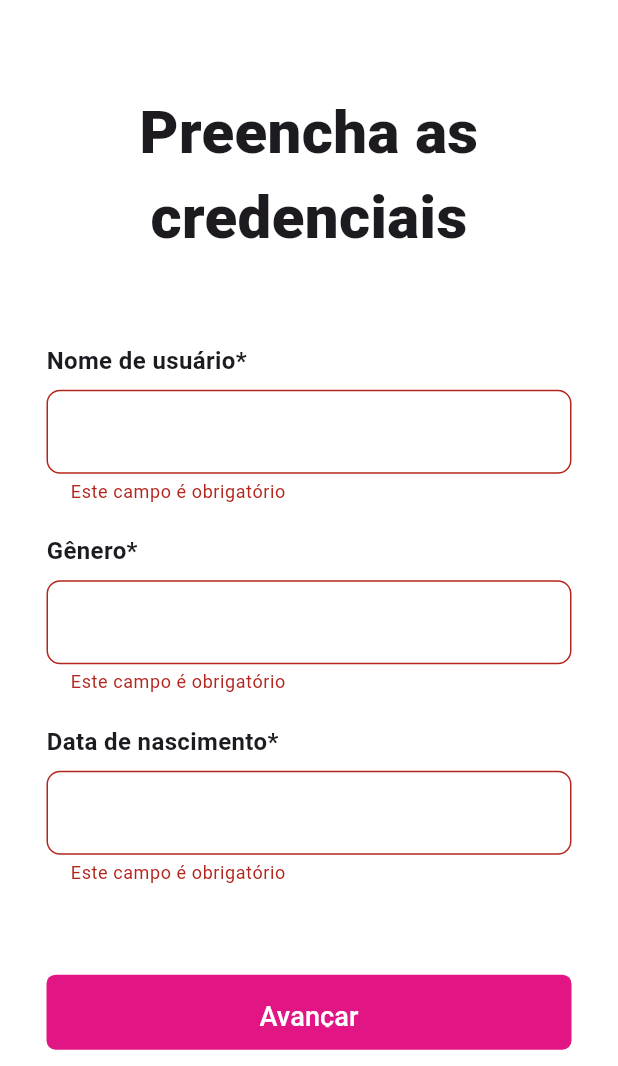
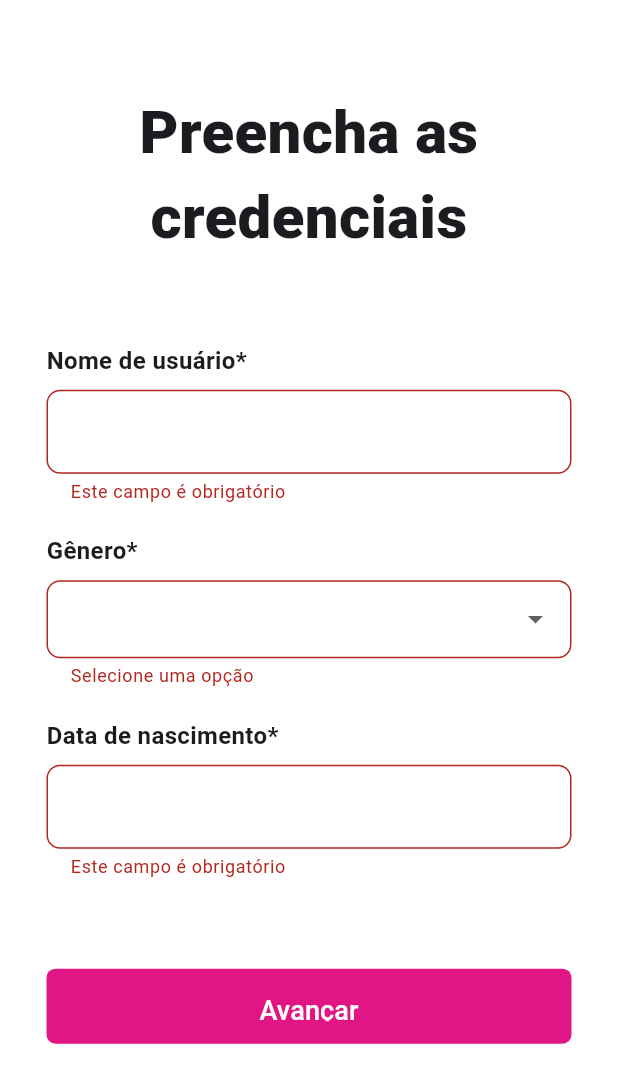
Before and after one commit to Indicai-Systems/Indicai-Mobile, a Flutter app: the SignupUserNameStep screen opened by its route, after a tap on "Avançar", on a phone screen of 412 x 824 dp, the part 170-1236 px from its top. Run offline on Flutter 3.47's test engine with Material 3 defaults, Android fonts, the phone set to English and light mode, and no system bars; our stand-ins replace firebase_auth, firebase_core, flutter_svg; accounts and stored records are empty.

Commit message:
feat(layout) adding interests and gender options

```diff
--- a/lib/main.dart
+++ b/lib/main.dart
@@ -1,6 +1,7 @@
 import 'package:firebase_auth/firebase_auth.dart';
 import 'package:flutter/material.dart';
 import 'package:indicai/pages/login/login.dart';
+import 'package:indicai/pages/signup/signup-interests.dart';
 import 'package:indicai/pages/signup/signup.dart';
 import 'package:indicai/pages/signup/signup-vendor.dart';
 import 'package:indicai/pages/signup/signup-user.dart';
@@ -50,7 +51,7 @@ class MainApp extends StatelessWidget {
         "/signup/signup-user": (_) => SignupUserNameStep(),
         "/signup/user-restrictions-step": (_) => SignupUserRestrictionStep(),
         "/signup/user-city-step": (_) => SignupUserCityStep(),
-
+        "/signup/user-interests-step": (_) => SignupUserInterestsStep(),
       },
     );
   }
--- a/lib/pages/signup/signup-user.dart
+++ b/lib/pages/signup/signup-user.dart
@@ -10,6 +10,9 @@ class _SignupUserNameStepState extends State<SignupUserNameStep> {
   final _formKey = GlobalKey<FormState>();
   final TextEditingController restrictionController = TextEditingController();
   final TextEditingController deficiencyController = TextEditingController();
+  String? selectedGender;
+
+  final List<String> gender = ["Feminino", "Masculino", "Outros"];
 
   @override
   Widget build(BuildContext context) {
@@ -26,7 +29,6 @@ class _SignupUserNameStepState extends State<SignupUserNameStep> {
               ),
               SizedBox(height: 60),
 
-              // Título
               Container(
                 width: 300,
                 child: Text(
@@ -38,13 +40,11 @@ class _SignupUserNameStepState extends State<SignupUserNameStep> {
 
               SizedBox(height: 15),
 
-              // FORMULÁRIO
               Column(
                 crossAxisAlignment: CrossAxisAlignment.start,
                 children: [
                   SizedBox(height: 40),
 
-                  // Nome de Usuário
                   Text(
                     "Nome de usuário*",
                     style: TextStyle(fontSize: 16, fontWeight: FontWeight.bold),
@@ -73,7 +73,6 @@ class _SignupUserNameStepState extends State<SignupUserNameStep> {
 
                   SizedBox(height: 20),
 
-                  // Gênero
                   Text(
                     "Gênero*",
                     style: TextStyle(fontSize: 16, fontWeight: FontWeight.bold),
@@ -81,7 +80,8 @@ class _SignupUserNameStepState extends State<SignupUserNameStep> {
                   SizedBox(height: 8),
                   Container(
                     width: 350,
-                    child: TextFormField(
+                    child: DropdownButtonFormField<String>(
+                      value: selectedGender,
                       decoration: InputDecoration(
                         border: OutlineInputBorder(
                           borderRadius: BorderRadius.circular(9),
@@ -90,10 +90,22 @@ class _SignupUserNameStepState extends State<SignupUserNameStep> {
                             color: Color.fromARGB(255, 197, 197, 197),
                           ),
                         ),
+                        contentPadding: EdgeInsets.symmetric(
+                          horizontal: 12,
+                          vertical: 14,
+                        ),
                       ),
-                     validator: (value) {
-                        if (value == null || value.trim().isEmpty) {
-                          return "Este campo é obrigatório";
+                      items: gender.map((g) {
+                        return DropdownMenuItem(value: g, child: Text(g));
+                      }).toList(),
+                      onChanged: (value) {
+                        setState(() {
+                          selectedGender = value;
+                        });
+                      },
+                      validator: (value) {
+                        if (value == null) {
+                          return "Selecione uma opção";
                         }
                         return null;
                       },
@@ -101,7 +113,6 @@ class _SignupUserNameStepState extends State<SignupUserNameStep> {
                   ),
 
                   SizedBox(height: 20),
-                  // Data de nascimento
                   Text(
                     "Data de nascimento*",
                     style: TextStyle(fontSize: 16, fontWeight: FontWeight.bold),
@@ -132,7 +143,6 @@ class _SignupUserNameStepState extends State<SignupUserNameStep> {
               ),
               SizedBox(height: 60),
 
-              // BOTÃO AVANÇAR → Restrição do Usuário
               Container(
                 height: 50,
                 width: 350,
@@ -160,7 +170,6 @@ class _SignupUserNameStepState extends State<SignupUserNameStep> {
 
               SizedBox(height: 20),
 
-              // VOLTAR → Escolha do tipo de conta
               GestureDetector(
                 onTap: () {
                   Navigator.pushNamed(context, "/signup/account-options-step");
@@ -195,7 +204,7 @@ class _SignupUserRestrictionStepState extends State<SignupUserRestrictionStep> {
       backgroundColor: Colors.white,
       body: SingleChildScrollView(
         child: Form(
-          key: _formKey, // <- FORM ADICIONADO
+          key: _formKey,
           child: Column(
             children: [
               SizedBox(height: 40),
@@ -217,11 +226,9 @@ class _SignupUserRestrictionStepState extends State<SignupUserRestrictionStep> {
 
               SizedBox(height: 40),
 
-              // FORMULÁRIO
               Column(
                 crossAxisAlignment: CrossAxisAlignment.start,
                 children: [
-                  // Restrição
                   Text(
                     "Possui alguma restrição?*",
                     style: TextStyle(fontSize: 16, fontWeight: FontWeight.bold),
@@ -252,7 +259,6 @@ class _SignupUserRestrictionStepState extends State<SignupUserRestrictionStep> {
 
                   SizedBox(height: 20),
 
-                  // Deficiência
                   Text(
                     "Possui alguma deficiência?*",
                     style: TextStyle(fontSize: 16, fontWeight: FontWeight.bold),
@@ -285,17 +291,13 @@ class _SignupUserRestrictionStepState extends State<SignupUserRestrictionStep> {
 
               SizedBox(height: 60),
 
-              // BOTÃO AVANÇAR
               Container(
                 height: 50,
                 width: 350,
                 child: ElevatedButton(
                   onPressed: () {
                     if (_formKey.currentState!.validate()) {
-                      Navigator.pushNamed(
-                        context,
-                        "/signup/user-city-step",
-                      );
+                      Navigator.pushNamed(context, "/signup/user-city-step");
                     }
                   },
                   style: ElevatedButton.styleFrom(
@@ -330,8 +332,7 @@ class _SignupUserRestrictionStepState extends State<SignupUserRestrictionStep> {
 
 class SignupUserCityStep extends StatefulWidget {
   @override
-  _SignupUserCityStepState createState() =>
-      _SignupUserCityStepState();
+  _SignupUserCityStepState createState() => _SignupUserCityStepState();
 }
 
 class _SignupUserCityStepState extends State<SignupUserCityStep> {
@@ -366,7 +367,6 @@ class _SignupUserCityStepState extends State<SignupUserCityStep> {
 
               SizedBox(height: 40),
 
-              // FORMULÁRIO
               Column(
                 crossAxisAlignment: CrossAxisAlignment.start,
                 children: [
@@ -402,7 +402,6 @@ class _SignupUserCityStepState extends State<SignupUserCityStep> {
                 ],
               ),
 
-              // BOTÃO AVANÇAR
               Container(
                 height: 50,
                 width: 350,
@@ -411,7 +410,7 @@ class _SignupUserCityStepState extends State<SignupUserCityStep> {
                     if (_formKey.currentState!.validate()) {
                       Navigator.pushNamed(
                         context,
-                        "/signup/signup-user",
+                        "/signup/user-interests-step",
                       );
                     }
                   },
```
Also changed, not shown: lib/pages/signup/signup-interests.dart (added, +125 -0 lines).
